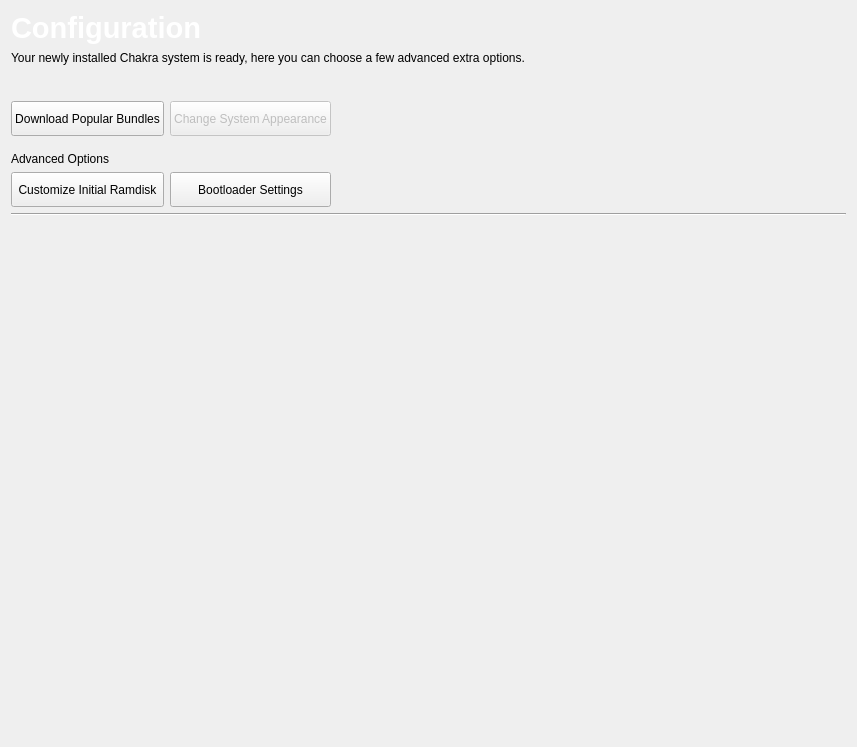
Before: the Qt Designer form ui/pages/config.ui in abveritas/Tribe, drawn with Qt 5.
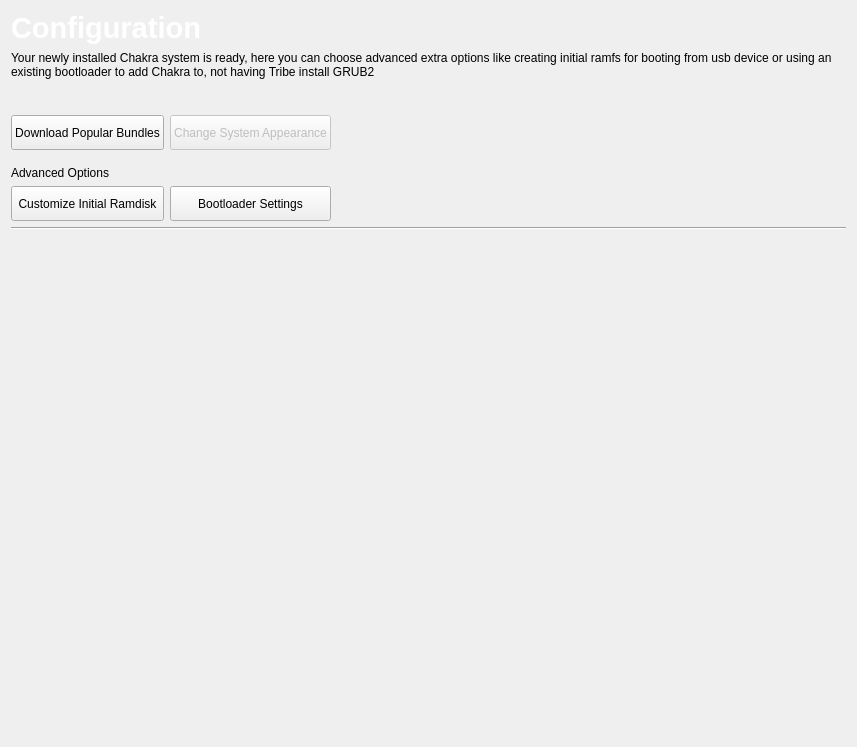
After: the same form once the commit is applied. Custom widgets are drawn as their Qt base class.

```diff
--- a/ui/pages/config.ui
+++ b/ui/pages/config.ui
@@ -937,7 +937,7 @@
    <item row="1" column="0">
     <widget class="QLabel" name="label_2">
      <property name="text">
-      <string>Your newly installed Chakra system is ready, here you can choose a few advanced extra options.</string>
+      <string>Your newly installed Chakra system is ready, here you can choose advanced extra options like creating initial ramfs for booting from usb device or using an existing bootloader to add Chakra to, not having Tribe install GRUB2 </string>
      </property>
      <property name="wordWrap">
       <bool>true</bool>
```
